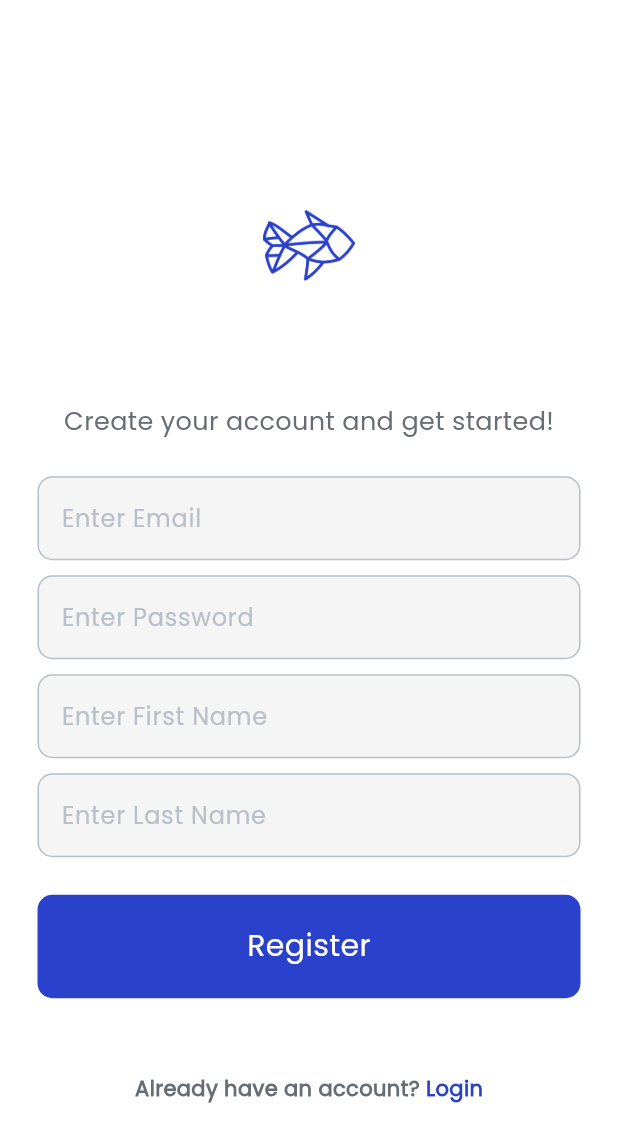
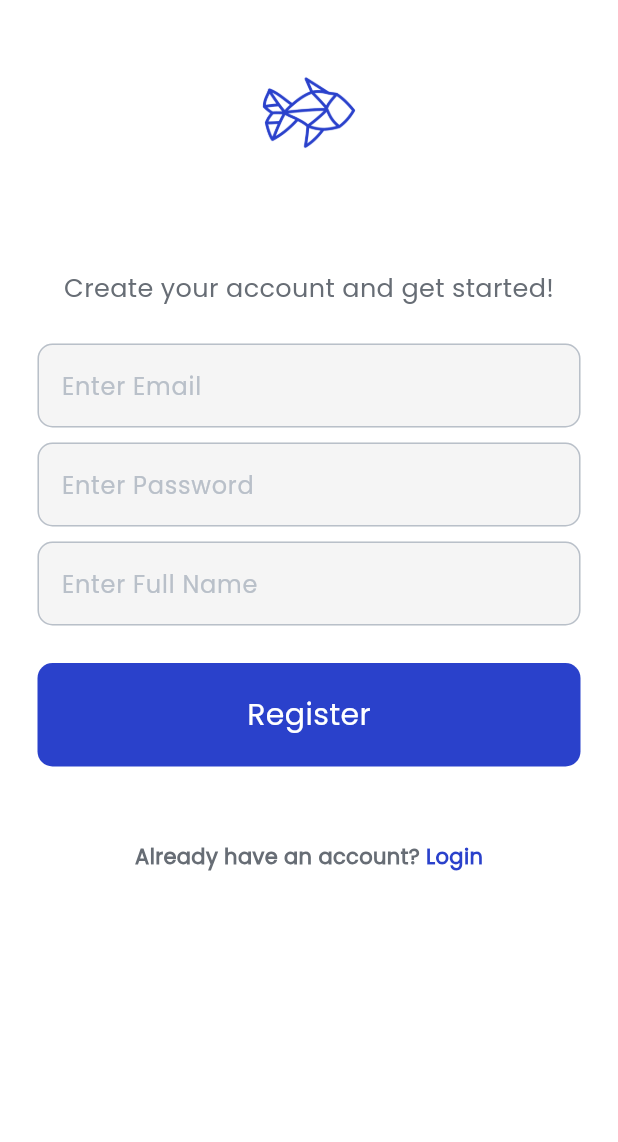
Before and after one commit to JNazrin/aquafeed-app, a Flutter app: the Login screen opened directly, after a tap on "Register now", on a phone screen of 412 x 824 dp. Shown: the top 1142 px of the screen. Run offline on Flutter 3.47's test engine with Material 3 defaults, Android fonts, the phone set to English and light mode, and no system bars; our stand-ins replace introduction_screen.

Commit message:
Update login and register, to make it scrollable

```diff
--- a/aquafeed-app/lib/src/features/authentication/login/login.dart
+++ b/aquafeed-app/lib/src/features/authentication/login/login.dart
@@ -1,5 +1,6 @@
 import 'package:aquafeed_app/src/constants/colors.dart';
 import 'package:aquafeed_app/src/features/authentication/register/register.dart';
+import 'package:aquafeed_app/src/features/home/home.dart';
 import 'package:flutter/material.dart';
 import 'package:aquafeed_app/src/components/widgets/textfield_widget.dart';
 import 'package:aquafeed_app/src/components/widgets/button_widget.dart';
@@ -18,7 +19,7 @@ class Login extends StatelessWidget {
   Widget build(BuildContext context) {
     return Scaffold(
       body: SafeArea(
-        child: Center(
+        child: SingleChildScrollView(
           child: Column(
             mainAxisAlignment: MainAxisAlignment.center,
             children: [
@@ -77,7 +78,10 @@ class Login extends StatelessWidget {
 
               // sign in button
               Button(
-                onTap: signUserIn,
+                onTap: () {
+                  // Navigate to the desired page
+                  Navigator.push(context, MaterialPageRoute(builder: (context) => Home()));
+                },
                 text: 'Login',
               ),
 
--- a/aquafeed-app/lib/src/features/authentication/register/register.dart
+++ b/aquafeed-app/lib/src/features/authentication/register/register.dart
@@ -10,8 +10,7 @@ class Register extends StatelessWidget {
   // text editing controller
   final emailController = TextEditingController();
   final passwordController = TextEditingController();
-  final firstNameController = TextEditingController();
-  final lastNameController = TextEditingController();
+  final fullNameController = TextEditingController();
 
   void registerUser() {}
 
@@ -19,6 +18,7 @@ class Register extends StatelessWidget {
   Widget build(BuildContext context) {
     return Scaffold(
       body: SafeArea(
+        child: SingleChildScrollView(
           child: Center(
             child: Column(
               mainAxisAlignment: MainAxisAlignment.center,
@@ -62,17 +62,8 @@ class Register extends StatelessWidget {
 
                 // Firstname textfield
                 TextFieldWidget(
-                controller: firstNameController,
-                hintText: 'Enter First Name',
-                obscureText: false,
-              ),
-
-              const SizedBox(height: 10),
-
-              // Lastname textfield
-              TextFieldWidget(
-                controller: lastNameController,
-                hintText: 'Enter Last Name',
+                  controller: fullNameController,
+                  hintText: 'Enter Full Name',
                   obscureText: false,
                 ),
 
@@ -119,6 +110,7 @@ class Register extends StatelessWidget {
             ),
           ),
         ),
+      ),
     );
   }
 }
```
Lines whose indentation alone changed are shown as unchanged.
